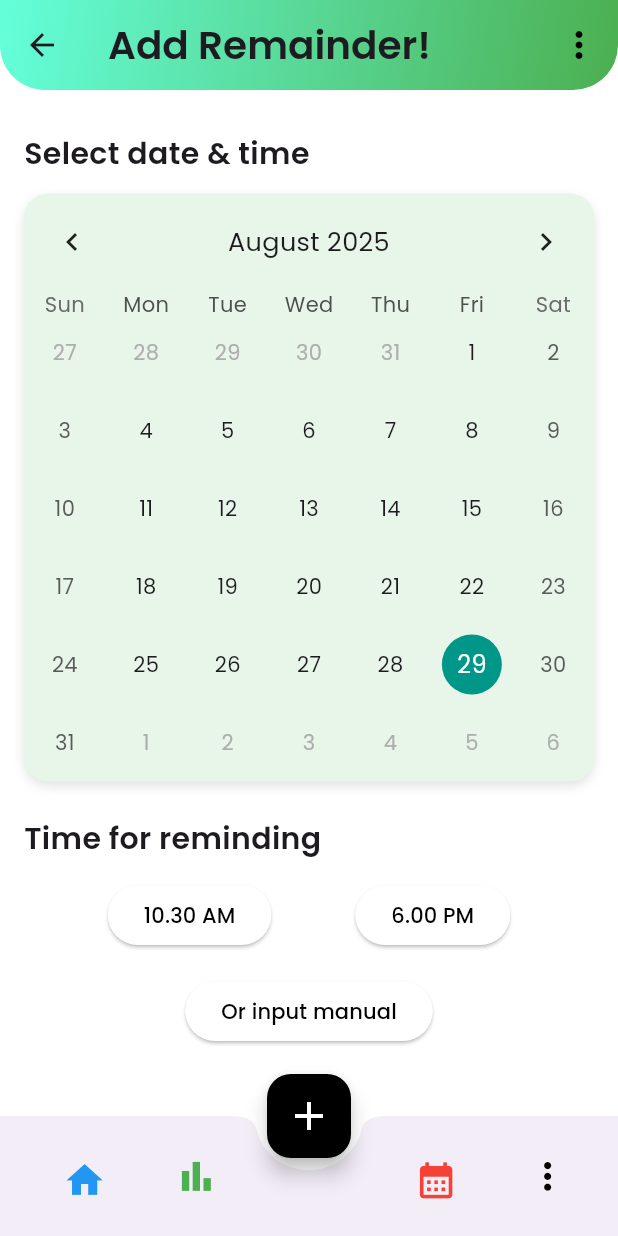
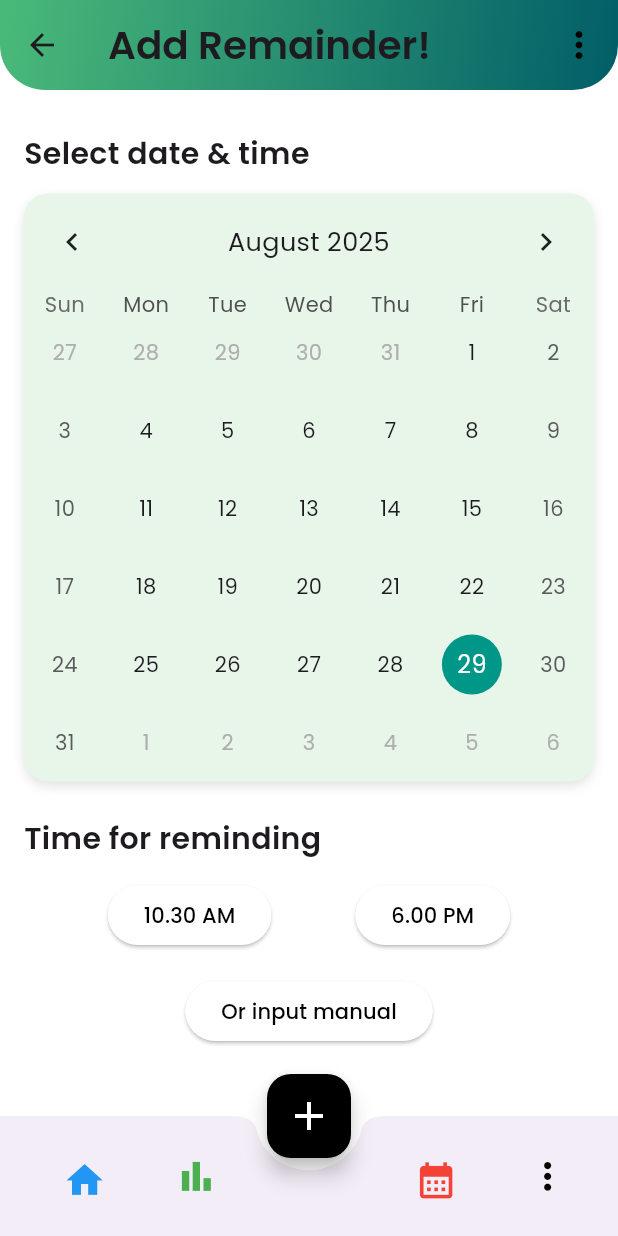
Before and after one commit to Balaji2327/Notes, a Flutter app: the AddReminderScreen screen opened directly, on a phone screen of 412 x 824 dp. Run offline on Flutter 3.47's test engine with Material 3 defaults, Android fonts, the phone set to English and light mode, and no system bars; drawn by our look-alikes of table_calendar.

Commit message:
UI updated

```diff
--- a/lib/main.dart
+++ b/lib/main.dart
@@ -1,5 +1,5 @@
 import 'package:flutter/material.dart';
-import 'OnboardingScreen.dart';
+import 'onboardingScreen.dart';
 import 'loginScreen.dart';
 
 void main() {
--- a/lib/remainderScreen.dart
+++ b/lib/remainderScreen.dart
@@ -50,7 +50,10 @@ class _AddReminderScreenState extends State<AddReminderScreen> {
         flexibleSpace: Container(
           decoration: const BoxDecoration(
             gradient: LinearGradient(
-              colors: [Colors.tealAccent, Colors.green],
+              colors: [
+                Color.fromARGB(255, 74, 186, 121),
+                Color.fromARGB(255, 1, 94, 104),
+              ],
               begin: Alignment.topLeft,
               end: Alignment.bottomRight,
             ),
```
